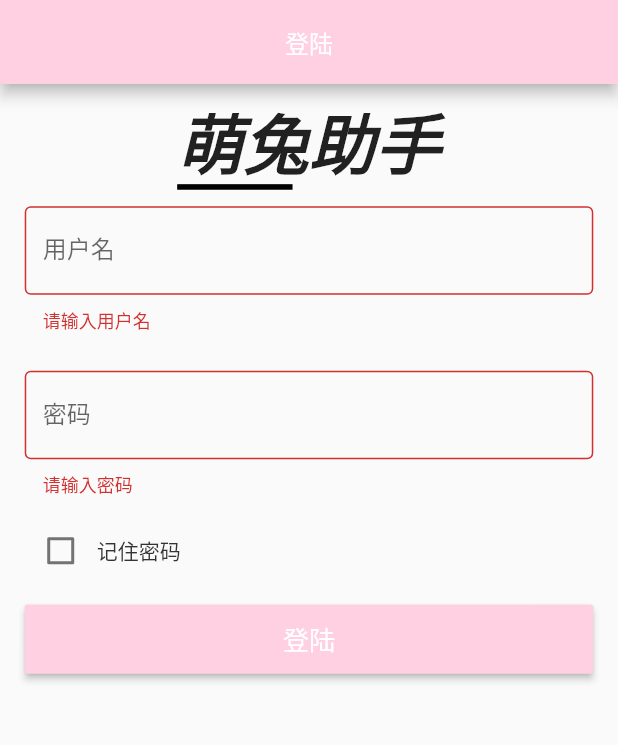
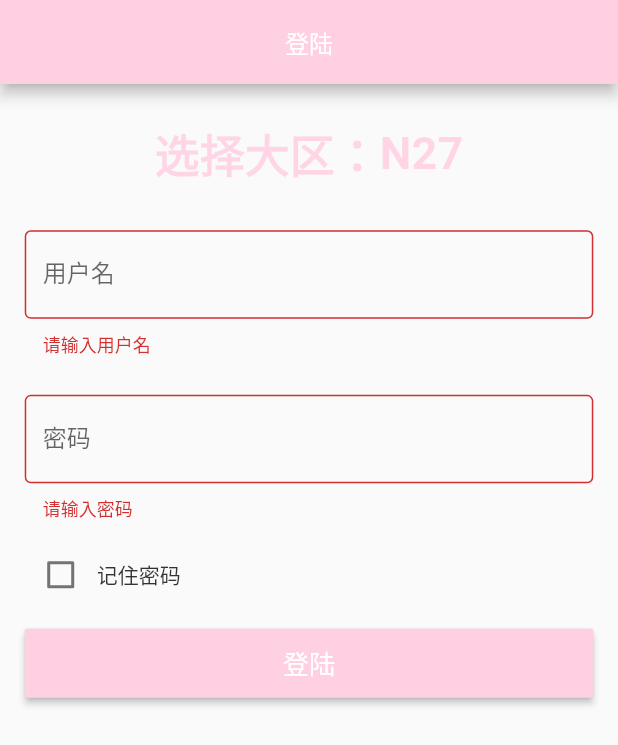
Before and after one commit to push-over/flutter_moecony, a Flutter app: the screen it shows after launch, on a phone screen of 412 x 824 dp. Shown: the top 745 px of the screen. Run offline on Flutter 3.47's test engine with Material 2 defaults, Android fonts, the phone set to English and light mode, and no system bars; drawn by our look-alikes of shimmer; our stand-ins replace cached_network_image, flare_flutter, flutter_redux, flutter_screenutil, flutter_spinkit, flutter_swiper and 2 more.

Commit message:
update login layout

```diff
--- a/lib/pages/login_page.dart
+++ b/lib/pages/login_page.dart
@@ -1,11 +1,13 @@
 import 'package:flutter/material.dart';
 import 'package:redux/redux.dart';
 import 'package:flutter_redux/flutter_redux.dart';
+import 'package:shimmer/shimmer.dart';
 
 import 'package:flutter_moecony/common/redux/state.dart';
 import 'package:flutter_moecony/common/style/style.dart';
 import 'package:flutter_moecony/common/utils/screenutil_utils.dart';
 import 'package:flutter_moecony/common/utils/navigator_utils.dart';
+import 'package:flutter_moecony/common/utils/common_utils.dart';
 
 import 'package:flutter_moecony/widget/flex_button.dart';
 
@@ -20,7 +22,8 @@ class _LoginPageState extends State<LoginPage> {
   GlobalKey<FormState> _formKey;
   FocusNode _accountfocusNode, _passwordfocusNode;
   bool _isLoading, _isCheck;
-  String _account, _password;
+  String _account, _password, _currentRegion;
+  List<String> _regions;
 
   @override
   void initState() {
@@ -30,6 +33,38 @@ class _LoginPageState extends State<LoginPage> {
     _isLoading = false;
     _accountfocusNode = FocusNode();
     _passwordfocusNode = FocusNode();
+    _currentRegion = 'N27';
+    _regions = [
+      'N1',
+      'N2',
+      'N3',
+      'N4',
+      'N5',
+      'N6',
+      'N7',
+      'N8',
+      'N9',
+      'N10',
+      'N11',
+      'N12',
+      'N13',
+      'N14',
+    ];
+  }
+
+  _showThemeDialog(BuildContext context) {
+    CommonUtils.showCommitOptionDialog(context, _regions, (index) {
+      _selectRegion(index);
+    });
+  }
+
+  void _selectRegion(index) {
+    print(_regions[index]);
+    if (mounted) {
+      setState(() {
+        _currentRegion = _regions[index];
+      });
+    }
   }
 
   void _handleSubmit() {
@@ -62,7 +97,7 @@ class _LoginPageState extends State<LoginPage> {
         final _mainConatiner = Container(
           child: Column(
             children: <Widget>[
-              _buildMtLogo(),
+              _buildChooseALargeArea(store),
               _buildForm(store),
               _buildRememberPassword(),
               _buildLoginButton(context, store),
@@ -91,28 +126,42 @@ class _LoginPageState extends State<LoginPage> {
   }
 
   /// logo
-  Widget _buildMtLogo() {
+  Widget _buildChooseALargeArea(Store store) {
     return _buildCommon(
-      Stack(
+      Padding(
+        padding: EdgeInsets.symmetric(
+          vertical: S.h(30),
+        ),
+        child: GestureDetector(
+          onTap: () => _showThemeDialog(context),
+          child: SizedBox(
+            child: Shimmer.fromColors(
+              baseColor: Theme.of(context).primaryColor,
+              highlightColor: Colors.red,
+              child: Row(
+                mainAxisAlignment: MainAxisAlignment.center,
                 children: <Widget>[
                   Text(
-            '萌兔助手',
+                    '选择大区：',
+                    textAlign: TextAlign.center,
                     style: TextStyle(
-              fontSize: S.sp(80),
+                      fontSize: MTConstant.LAGER_SIZE,
                       fontWeight: FontWeight.bold,
-              fontStyle: FontStyle.italic,
                     ),
                   ),
-          Positioned(
-            bottom: 0,
-            left: 0,
-            child: Container(
-              color: Colors.black,
-              width: S.w(140),
-              height: S.h(6),
+                  Text(
+                    _currentRegion,
+                    textAlign: TextAlign.center,
+                    style: TextStyle(
+                      fontSize: MTConstant.LAGER_SIZE,
+                      fontWeight: FontWeight.bold,
                     ),
                   ),
                 ],
+              ),
+            ),
+          ),
+        ),
       ),
     );
   }
--- a/pubspec.yaml
+++ b/pubspec.yaml
@@ -32,6 +32,7 @@ dependencies:
   fluttertoast: ^3.1.0
   flutter_swiper: ^1.1.6
   flare_flutter: ^1.5.5
+  shimmer: ^1.0.0
 
 dev_dependencies:
   flutter_test:
```
Also changed, not shown: pubspec.lock. Lines whose indentation alone changed are shown as unchanged.
